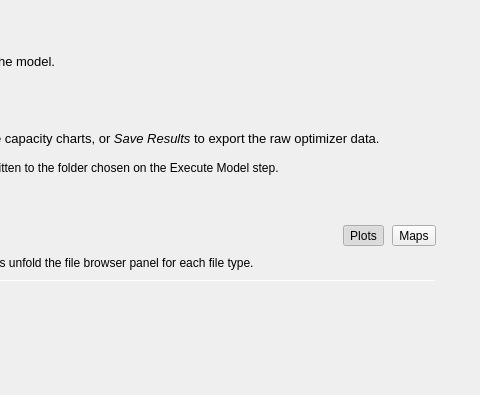
Qt form quest_planning/ui/forms/results_viewer/results_viewer.ui (sandialabs/quest_planning) before a commit; both pictures show x 638 to 1118 and y 0 to 395 of the 1118 by 928 pixel window.
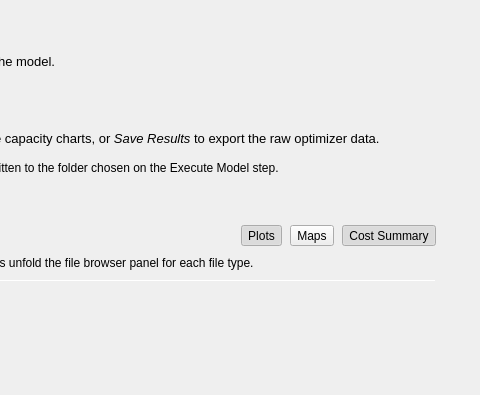
The same form after that commit. The open tabs and pages were chosen to show the change. Icons and pictures are not drawn.

Commit message:
fix: validate fuel and cost years before model build
- Prevent undefined cost parameters for unsupported years
- Add GUI validation for missing fuel/capital-cost years
- Add toggle button for the cost summary and NPV table

Diff of the .ui file:
```diff
--- a/quest_planning/ui/forms/results_viewer/results_viewer.ui
+++ b/quest_planning/ui/forms/results_viewer/results_viewer.ui
@@ -480,6 +480,22 @@
           </property>
          </widget>
         </item>
+        <item>
+         <widget class="QToolButton" name="costsum_toggler">
+           <property name="text">
+            <string>Cost Summary</string>
+           </property>
+           <property name="checkable">
+            <bool>true</bool>
+           </property>
+           <property name="checked">
+            <bool>true</bool>
+           </property>
+           <property name="btnRole" stdset="0">
+            <string>toggler</string>
+           </property>
+          </widget>
+        </item>
        </layout>
       </item>
       <item>
```
Left out of the diff: 2 changed lines with no effect on the pictures. The commit also changes 3 other files.
